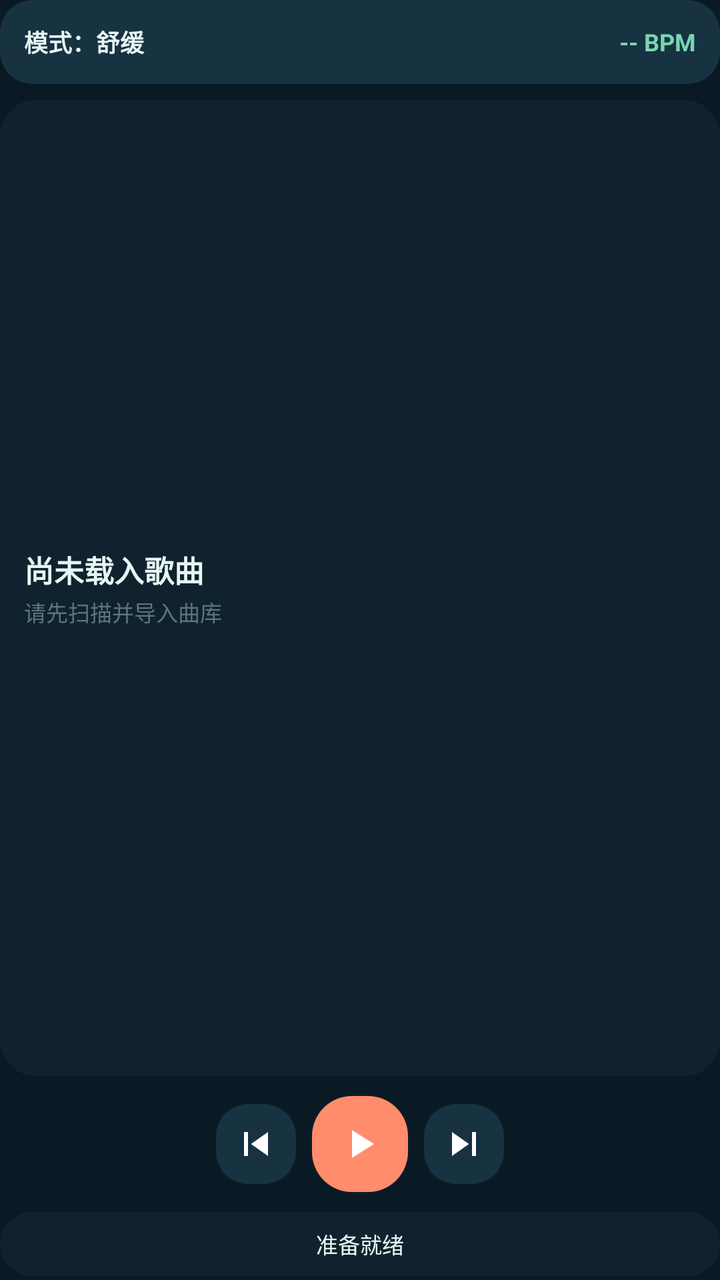
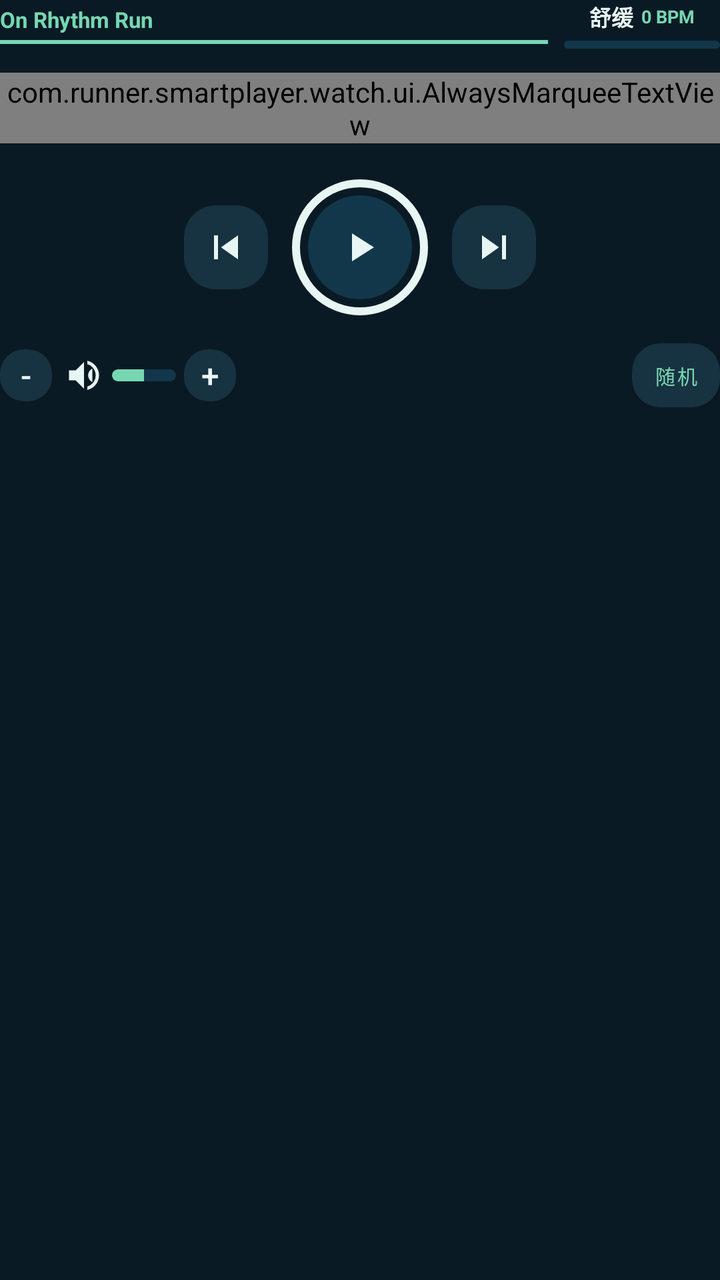

The first picture is an Android layout as it rendered before a commit; the second is the same layout after the commit. The layout source and the unified diff follow.
<!-- AndroidManifest.xml: application theme Theme.RunnerSmartPlayer -->
<!-- res/layout/fragment_player.xml -->
<?xml version="1.0" encoding="utf-8"?>
<LinearLayout xmlns:android="http://schemas.android.com/apk/res/android"
    xmlns:app="http://schemas.android.com/apk/res-auto"
    android:layout_width="match_parent"
    android:layout_height="match_parent"
    android:gravity="center_horizontal"
    android:orientation="vertical"
    android:paddingBottom="2dp">

    <com.google.android.material.card.MaterialCardView
        android:layout_width="match_parent"
        android:layout_height="42dp"
        app:cardBackgroundColor="@color/surface_alt"
        app:cardCornerRadius="16dp">

        <LinearLayout
            android:layout_width="match_parent"
            android:layout_height="match_parent"
            android:gravity="center_vertical"
            android:orientation="horizontal"
            android:paddingHorizontal="12dp">

            <TextView
                android:id="@+id/modeLabel"
                android:layout_width="0dp"
                android:layout_height="wrap_content"
                android:layout_weight="1"
                android:text="@string/mode_calm"
                android:textColor="@color/foam"
                android:textSize="12sp"
                android:textStyle="bold" />

            <TextView
                android:id="@+id/heartRateValue"
                android:layout_width="wrap_content"
                android:layout_height="wrap_content"
                android:text="@string/placeholder_bpm"
                android:textColor="@color/mint"
                android:textSize="12sp"
                android:textStyle="bold" />
        </LinearLayout>
    </com.google.android.material.card.MaterialCardView>

    <LinearLayout
        android:layout_width="match_parent"
        android:layout_height="0dp"
        android:layout_marginTop="8dp"
        android:layout_weight="1"
        android:background="@drawable/player_panel_background"
        android:gravity="center_vertical"
        android:orientation="vertical"
        android:paddingHorizontal="12dp"
        android:paddingVertical="8dp">

        <TextView
            android:id="@+id/trackTitle"
            android:layout_width="match_parent"
            android:layout_height="wrap_content"
            android:ellipsize="end"
            android:maxLines="1"
            android:text="@string/no_song_loaded"
            android:textColor="@color/foam"
            android:textSize="15sp"
            android:textStyle="bold" />

        <TextView
            android:id="@+id/trackArtist"
            android:layout_width="match_parent"
            android:layout_height="wrap_content"
            android:layout_marginTop="2dp"
            android:ellipsize="end"
            android:maxLines="1"
            android:text="@string/scan_library_hint"
            android:textColor="@color/slate"
            android:textSize="11sp" />
    </LinearLayout>

    <LinearLayout
        android:layout_width="wrap_content"
        android:layout_height="wrap_content"
        android:layout_marginTop="10dp"
        android:gravity="center"
        android:orientation="horizontal">

        <ImageButton
            android:id="@+id/previousButton"
            android:layout_width="40dp"
            android:layout_height="40dp"
            android:layout_marginEnd="8dp"
            android:background="@drawable/control_button_secondary"
            android:contentDescription="@string/previous"
            android:padding="10dp"
            android:src="@drawable/ic_skip_previous" />

        <ImageButton
            android:id="@+id/playPauseButton"
            android:layout_width="48dp"
            android:layout_height="48dp"
            android:background="@drawable/control_button_primary"
            android:contentDescription="@string/play_pause"
            android:padding="13dp"
            android:src="@drawable/ic_play" />

        <ImageButton
            android:id="@+id/nextButton"
            android:layout_width="40dp"
            android:layout_height="40dp"
            android:layout_marginStart="8dp"
            android:background="@drawable/control_button_secondary"
            android:contentDescription="@string/next"
            android:padding="10dp"
            android:src="@drawable/ic_skip_next" />
    </LinearLayout>

    <TextView
        android:id="@+id/statusMessage"
        android:layout_width="match_parent"
        android:layout_height="32dp"
        android:layout_marginTop="10dp"
        android:background="@drawable/player_panel_background"
        android:gravity="center"
        android:ellipsize="end"
        android:maxLines="1"
        android:paddingHorizontal="12dp"
        android:text="@string/status_ready"
        android:textColor="@color/foam"
        android:textSize="11sp" />

</LinearLayout>
<!-- resources referenced by this layout -->
<resources>
  <color name="foam">#E8F6F3</color>
  <color name="mint">#77D6B2</color>
  <color name="slate">#5E7482</color>
  <color name="surface_alt">#173241</color>
  <!-- drawable control_button_primary (drawable) -->
  <shape xmlns:android="http://schemas.android.com/apk/res/android"
      android:shape="rectangle">
      <solid android:color="@color/salmon" />
      <corners android:radius="20dp" />
  </shape>
  <!-- drawable control_button_secondary (drawable) -->
  <shape xmlns:android="http://schemas.android.com/apk/res/android"
      android:shape="rectangle">
      <solid android:color="@color/surface_alt" />
      <corners android:radius="16dp" />
  </shape>
  <!-- drawable ic_play (drawable) -->
  <vector xmlns:android="http://schemas.android.com/apk/res/android"
      android:width="24dp"
      android:height="24dp"
      android:viewportWidth="24"
      android:viewportHeight="24">
      <path
          android:fillColor="@android:color/white"
          android:pathData="M8,5v14l11,-7z" />
  </vector>
  <!-- drawable ic_skip_next (drawable) -->
  <vector xmlns:android="http://schemas.android.com/apk/res/android"
      android:width="24dp"
      android:height="24dp"
      android:viewportWidth="24"
      android:viewportHeight="24">
      <path
          android:fillColor="@android:color/white"
          android:pathData="M6,6l8.5,6L6,18zM16,6h2v12h-2z" />
  </vector>
  <!-- drawable player_panel_background (drawable) -->
  <shape xmlns:android="http://schemas.android.com/apk/res/android"
      android:shape="rectangle">
      <solid android:color="@color/surface" />
      <corners android:radius="18dp" />
  </shape>
  <string name="mode_calm">模式：舒缓</string>
  <string name="next">下一首</string>
  <string name="no_song_loaded">尚未载入歌曲</string>
  <string name="placeholder_bpm">-- BPM</string>
  <string name="play_pause">播放 / 暂停</string>
  <string name="previous">上一首</string>
  <string name="scan_library_hint">请先扫描并导入曲库</string>
  <string name="status_ready">准备就绪</string>
  <color name="salmon">#FF8C6B</color>
  <color name="surface">#10222E</color>
  <color name="ocean">#12374B</color>
  <color name="midnight">#0A1A24</color>
  <!-- unchanged entries left out for length: 2 -->
</resources>

<!-- the commit's change to res/layout/fragment_player.xml (unified diff, before → after) -->
@@ -1,129 +1,320 @@
 <?xml version="1.0" encoding="utf-8"?>
-<LinearLayout xmlns:android="http://schemas.android.com/apk/res/android"
+<FrameLayout xmlns:android="http://schemas.android.com/apk/res/android"
     xmlns:app="http://schemas.android.com/apk/res-auto"
     android:layout_width="match_parent"
-    android:layout_height="match_parent"
-    android:gravity="center_horizontal"
-    android:orientation="vertical"
-    android:paddingBottom="2dp">
-
-    <com.google.android.material.card.MaterialCardView
+    android:layout_height="match_parent">
+
+    <LinearLayout
         android:layout_width="match_parent"
-        android:layout_height="42dp"
-        app:cardBackgroundColor="@color/surface_alt"
-        app:cardCornerRadius="16dp">
+        android:layout_height="match_parent"
+        android:orientation="vertical">
 
         <LinearLayout
             android:layout_width="match_parent"
-            android:layout_height="match_parent"
+            android:layout_height="wrap_content"
             android:gravity="center_vertical"
-            android:orientation="horizontal"
-            android:paddingHorizontal="12dp">
-
-            <TextView
-                android:id="@+id/modeLabel"
+            android:orientation="horizontal">
+
+            <LinearLayout
                 android:layout_width="0dp"
                 android:layout_height="wrap_content"
                 android:layout_weight="1"
-                android:text="@string/mode_calm"
-                android:textColor="@color/foam"
-                android:textSize="12sp"
-                android:textStyle="bold" />
-
-            <TextView
-                android:id="@+id/heartRateValue"
+                android:layout_marginEnd="8dp"
+                android:orientation="vertical">
+
+                <TextView
+                    android:id="@+id/brandTitle"
+                    android:layout_width="wrap_content"
+                    android:layout_height="wrap_content"
+                    android:ellipsize="end"
+                    android:maxLines="1"
+                    android:text="@string/brand_title"
+                    android:textColor="@color/mint"
+                    android:textSize="11sp"
+                    android:textStyle="bold" />
+
+                <View
+                    android:layout_width="match_parent"
+                    android:layout_height="2dp"
+                    android:layout_marginTop="3dp"
+                    android:background="@color/mint" />
+            </LinearLayout>
+
+            <LinearLayout
+                android:layout_width="78dp"
+                android:layout_height="wrap_content"
+                android:orientation="vertical">
+
+                <LinearLayout
+                    android:layout_width="match_parent"
+                    android:layout_height="wrap_content"
+                    android:gravity="center"
+                    android:orientation="horizontal">
+
+                    <TextView
+                        android:id="@+id/currentModeValue"
+                        android:layout_width="wrap_content"
+                        android:layout_height="wrap_content"
+                        android:text="@string/label_calm"
+                        android:textColor="@color/foam"
+                        android:textSize="11sp"
+                        android:textStyle="bold" />
+
+                    <TextView
+                        android:id="@+id/currentBpmValue"
+                        android:layout_width="wrap_content"
+                        android:layout_height="wrap_content"
+                        android:layout_marginStart="4dp"
+                        android:text="@string/zero_bpm"
+                        android:textColor="@color/mint"
+                        android:textSize="9sp"
+                        android:textStyle="bold" />
+                </LinearLayout>
+
+                <ProgressBar
+                    android:id="@+id/bpmProgressBar"
+                    style="?android:attr/progressBarStyleHorizontal"
+                    android:layout_width="match_parent"
+                    android:layout_height="4dp"
+                    android:layout_marginTop="4dp"
+                    android:max="100"
+                    android:progress="0"
+                    android:progressDrawable="@drawable/compact_progress_drawable" />
+            </LinearLayout>
+        </LinearLayout>
+
+        <com.runner.smartplayer.watch.ui.AlwaysMarqueeTextView
+            android:id="@+id/displayTitle"
+            android:layout_width="match_parent"
+            android:layout_height="wrap_content"
+            android:layout_marginTop="12dp"
+            android:ellipsize="marquee"
+            android:marqueeRepeatLimit="marquee_forever"
+            android:maxLines="1"
+            android:requiresFadingEdge="horizontal"
+            android:scrollHorizontally="true"
+            android:singleLine="true"
+            android:text="@string/track_not_ready"
+            android:textColor="@color/foam"
+            android:textSize="18sp"
+            android:textStyle="bold" />
+
+        <LinearLayout
+            android:layout_width="match_parent"
+            android:layout_height="wrap_content"
+            android:layout_marginTop="18dp"
+            android:gravity="center"
+            android:orientation="horizontal">
+
+            <ImageButton
+                android:id="@+id/previousButton"
+                android:layout_width="42dp"
+                android:layout_height="42dp"
+                android:background="@drawable/control_button_secondary"
+                android:contentDescription="@string/previous"
+                android:padding="10dp"
+                android:src="@drawable/ic_skip_previous"
+                app:tint="@color/foam" />
+
+            <FrameLayout
+                android:layout_width="68dp"
+                android:layout_height="68dp"
+                android:layout_marginHorizontal="12dp">
+
+                <com.google.android.material.progressindicator.CircularProgressIndicator
+                    android:id="@+id/playProgressRing"
+                    android:layout_width="68dp"
+                    android:layout_height="68dp"
+                    android:layout_gravity="center"
+                    android:max="100"
+                    android:progress="0"
+                    app:indicatorColor="@color/mint"
+                    app:indicatorSize="68dp"
+                    app:indicatorTrackGapSize="0dp"
+                    app:trackColor="@color/foam"
+                    app:trackThickness="4dp" />
+
+                <ImageButton
+                    android:id="@+id/playPauseButton"
+                    android:layout_width="52dp"
+                    android:layout_height="52dp"
+                    android:layout_gravity="center"
+                    android:background="@drawable/control_button_primary"
+                    android:contentDescription="@string/play_pause"
+                    android:padding="13dp"
+                    android:src="@drawable/ic_play"
+                    app:tint="@color/foam" />
+            </FrameLayout>
+
+            <ImageButton
+                android:id="@+id/nextButton"
+                android:layout_width="42dp"
+                android:layout_height="42dp"
+                android:background="@drawable/control_button_secondary"
+                android:contentDescription="@string/next"
+                android:padding="10dp"
+                android:src="@drawable/ic_skip_next"
+                app:tint="@color/foam" />
+        </LinearLayout>
+
+        <LinearLayout
+            android:layout_width="match_parent"
+            android:layout_height="wrap_content"
+            android:layout_marginTop="14dp"
+            android:gravity="center_vertical"
+            android:orientation="horizontal">
+
+            <LinearLayout
                 android:layout_width="wrap_content"
                 android:layout_height="wrap_content"
-                android:text="@string/placeholder_bpm"
+                android:gravity="center_vertical"
+                android:orientation="horizontal">
+
+                <com.google.android.material.button.MaterialButton
+                    android:id="@+id/volumeDownButton"
+                    style="@style/Widget.MaterialComponents.Button"
+                    android:layout_width="26dp"
+                    android:layout_height="26dp"
+                    android:insetTop="0dp"
+                    android:insetBottom="0dp"
+                    android:minWidth="0dp"
+                    android:padding="0dp"
+                    android:text="-"
+                    android:textAllCaps="false"
+                    android:textColor="@color/foam"
+                    android:textSize="16sp"
+                    app:backgroundTint="@color/surface_alt"
+                    app:cornerRadius="12dp" />
+
+                <ImageView
+                    android:id="@+id/volumeIcon"
+                    android:layout_width="20dp"
+                    android:layout_height="20dp"
+                    android:layout_marginStart="6dp"
+                    android:contentDescription="@string/volume_icon"
+                    android:src="@drawable/ic_volume" />
+
+                <ProgressBar
+                    android:id="@+id/volumeProgressBar"
+                    style="?android:attr/progressBarStyleHorizontal"
+                    android:layout_width="32dp"
+                    android:layout_height="6dp"
+                    android:layout_marginStart="4dp"
+                    android:max="100"
+                    android:progress="50"
+                    android:progressDrawable="@drawable/compact_progress_drawable" />
+
+                <com.google.android.material.button.MaterialButton
+                    android:id="@+id/volumeUpButton"
+                    style="@style/Widget.MaterialComponents.Button"
+                    android:layout_width="26dp"
+                    android:layout_height="26dp"
+                    android:layout_marginStart="4dp"
+                    android:insetTop="0dp"
+                    android:insetBottom="0dp"
+                    android:minWidth="0dp"
+                    android:padding="0dp"
+                    android:text="+"
+                    android:textAllCaps="false"
+                    android:textColor="@color/foam"
+                    android:textSize="16sp"
+                    app:backgroundTint="@color/surface_alt"
+                    app:cornerRadius="12dp" />
+            </LinearLayout>
+
+            <Space
+                android:layout_width="0dp"
+                android:layout_height="1dp"
+                android:layout_weight="1" />
+
+            <com.google.android.material.button.MaterialButton
+                android:id="@+id/queueModeButton"
+                style="@style/Widget.MaterialComponents.Button"
+                android:layout_width="44dp"
+                android:layout_height="32dp"
+                android:insetTop="0dp"
+                android:insetBottom="0dp"
+                android:minWidth="0dp"
+                android:paddingHorizontal="4dp"
+                android:text="@string/queue_mode_shuffle"
+                android:textAllCaps="false"
                 android:textColor="@color/mint"
-                android:textSize="12sp"
-                android:textStyle="bold" />
+                android:textSize="10sp"
+                app:backgroundTint="@color/surface_alt"
+                app:cornerRadius="14dp" />
         </LinearLayout>
-    </com.google.android.material.card.MaterialCardView>
-
-    <LinearLayout
+    </LinearLayout>
+
+    <FrameLayout
+        android:id="@+id/playlistOverlay"
         android:layout_width="match_parent"
-        android:layout_height="0dp"
-        android:layout_marginTop="8dp"
-        android:layout_weight="1"
-        android:background="@drawable/player_panel_background"
-        android:gravity="center_vertical"
-        android:orientation="vertical"
-        android:paddingHorizontal="12dp"
-        android:paddingVertical="8dp">
-
-        <TextView
-            android:id="@+id/trackTitle"
-            android:layout_width="match_parent"
-            android:layout_height="wrap_content"
-            android:ellipsize="end"
-            android:maxLines="1"
-            android:text="@string/no_song_loaded"
-            android:textColor="@color/foam"
-            android:textSize="15sp"
-            android:textStyle="bold" />
-
-        <TextView
-            android:id="@+id/trackArtist"
-            android:layout_width="match_parent"
-            android:layout_height="wrap_content"
-            android:layout_marginTop="2dp"
-            android:ellipsize="end"
-            android:maxLines="1"
-            android:text="@string/scan_library_hint"
-            android:textColor="@color/slate"
-            android:textSize="11sp" />
-    </LinearLayout>
-
-    <LinearLayout
-        android:layout_width="wrap_content"
-        android:layout_height="wrap_content"
-        android:layout_marginTop="10dp"
-        android:gravity="center"
-        android:orientation="horizontal">
-
-        <ImageButton
-            android:id="@+id/previousButton"
-            android:layout_width="40dp"
-            android:layout_height="40dp"
-            android:layout_marginEnd="8dp"
-            android:background="@drawable/control_button_secondary"
-            android:contentDescription="@string/previous"
-            android:padding="10dp"
-            android:src="@drawable/ic_skip_previous" />
-
-        <ImageButton
-            android:id="@+id/playPauseButton"
-            android:layout_width="48dp"
-            android:layout_height="48dp"
-            android:background="@drawable/control_button_primary"
-            android:contentDescription="@string/play_pause"
-            android:padding="13dp"
-            android:src="@drawable/ic_play" />
-
-        <ImageButton
-            android:id="@+id/nextButton"
-            android:layout_width="40dp"
-            android:layout_height="40dp"
-            android:layout_marginStart="8dp"
-            android:background="@drawable/control_button_secondary"
-            android:contentDescription="@string/next"
-            android:padding="10dp"
-            android:src="@drawable/ic_skip_next" />
-    </LinearLayout>
-
-    <TextView
-        android:id="@+id/statusMessage"
-        android:layout_width="match_parent"
-        android:layout_height="32dp"
-        android:layout_marginTop="10dp"
-        android:background="@drawable/player_panel_background"
-        android:gravity="center"
-        android:ellipsize="end"
-        android:maxLines="1"
-        android:paddingHorizontal="12dp"
-        android:text="@string/status_ready"
-        android:textColor="@color/foam"
-        android:textSize="11sp" />
-
-</LinearLayout>
+        android:layout_height="match_parent"
+        android:background="#B30A1A24"
+        android:clickable="true"
+        android:contentDescription="@string/close_playlist"
+        android:focusable="true"
+        android:visibility="gone">
+
+        <com.google.android.material.card.MaterialCardView
+            android:id="@+id/playlistCard"
+            android:layout_width="match_parent"
+            android:layout_height="wrap_content"
+            android:layout_gravity="center"
+            android:layout_marginHorizontal="10dp"
+            app:cardBackgroundColor="@color/surface_alt"
+            app:cardCornerRadius="18dp">
+
+            <LinearLayout
+                android:layout_width="match_parent"
+                android:layout_height="wrap_content"
+                android:orientation="vertical"
+                android:padding="12dp">
+
+                <LinearLayout
+                    android:layout_width="match_parent"
+                    android:layout_height="wrap_content"
+                    android:gravity="center_vertical"
+                    android:orientation="horizontal">
+
+                    <TextView
+                        android:layout_width="0dp"
+                        android:layout_height="wrap_content"
+                        android:layout_weight="1"
+                        android:text="@string/playlist_title"
+                        android:textColor="@color/foam"
+                        android:textSize="14sp"
+                        android:textStyle="bold" />
+
+                    <ImageButton
+                        android:id="@+id/closePlaylistButton"
+                        android:layout_width="28dp"
+                        android:layout_height="28dp"
+                        android:background="@drawable/control_button_secondary"
+                        android:contentDescription="@string/close_playlist"
+                        android:padding="6dp"
+                        android:src="@drawable/ic_close"
+                        app:tint="@color/foam" />
+                </LinearLayout>
+
+                <androidx.recyclerview.widget.RecyclerView
+                    android:id="@+id/playlistRecyclerView"
+                    android:layout_width="match_parent"
+                    android:layout_height="180dp"
+                    android:layout_marginTop="10dp"
+                    android:overScrollMode="never" />
+
+                <TextView
+                    android:id="@+id/playlistEmptyView"
+                    android:layout_width="match_parent"
+                    android:layout_height="wrap_content"
+                    android:layout_marginTop="12dp"
+                    android:gravity="center"
+                    android:text="@string/playlist_empty"
+                    android:textColor="@color/slate"
+                    android:textSize="12sp"
+                    android:visibility="gone" />
+            </LinearLayout>
+        </com.google.android.material.card.MaterialCardView>
+    </FrameLayout>
+
+</FrameLayout>
<!-- resource entries referenced after the edit -->
@@ -4,11 +4,28 @@
   <color name="mint">#77D6B2</color>
   <color name="slate">#5E7482</color>
   <color name="surface_alt">#173241</color>
+  <!-- drawable compact_progress_drawable (drawable) -->
+  <layer-list xmlns:android="http://schemas.android.com/apk/res/android">
+      <item android:id="@android:id/background">
+          <shape android:shape="rectangle">
+              <solid android:color="@color/ocean" />
+              <corners android:radius="999dp" />
+          </shape>
+      </item>
+  
+      <item android:id="@android:id/progress">
+          <clip>
+              <shape android:shape="rectangle">
+                  <solid android:color="@color/mint" />
+                  <corners android:radius="999dp" />
+              </shape>
+          </clip>
+      </item>
+  </layer-list>
   <!-- drawable control_button_primary (drawable) -->
   <shape xmlns:android="http://schemas.android.com/apk/res/android"
-      android:shape="rectangle">
-      <solid android:color="@color/salmon" />
-      <corners android:radius="20dp" />
+      android:shape="oval">
+      <solid android:color="@color/ocean" />
   </shape>
   <!-- drawable control_button_secondary (drawable) -->
   <shape xmlns:android="http://schemas.android.com/apk/res/android"
@@ -16,6 +33,17 @@
       <solid android:color="@color/surface_alt" />
       <corners android:radius="16dp" />
   </shape>
+  <!-- drawable ic_close (drawable) -->
+  <?xml version="1.0" encoding="utf-8"?>
+  <vector xmlns:android="http://schemas.android.com/apk/res/android"
+      android:width="24dp"
+      android:height="24dp"
+      android:viewportWidth="24"
+      android:viewportHeight="24">
+      <path
+          android:fillColor="#FFFFFFFF"
+          android:pathData="M18.3,5.71L12,12.01L5.7,5.71L4.29,7.12L10.59,13.42L4.29,19.71L5.7,21.12L12,14.83L18.3,21.12L19.71,19.71L13.41,13.42L19.71,7.12Z" />
+  </vector>
   <!-- drawable ic_play (drawable) -->
   <vector xmlns:android="http://schemas.android.com/apk/res/android"
       android:width="24dp"
@@ -36,22 +64,35 @@
           android:fillColor="@android:color/white"
           android:pathData="M6,6l8.5,6L6,18zM16,6h2v12h-2z" />
   </vector>
-  <!-- drawable player_panel_background (drawable) -->
-  <shape xmlns:android="http://schemas.android.com/apk/res/android"
-      android:shape="rectangle">
-      <solid android:color="@color/surface" />
-      <corners android:radius="18dp" />
-  </shape>
-  <string name="mode_calm">模式：舒缓</string>
+  <!-- drawable ic_volume (drawable) -->
+  <vector xmlns:android="http://schemas.android.com/apk/res/android"
+      android:width="24dp"
+      android:height="24dp"
+      android:viewportWidth="24"
+      android:viewportHeight="24">
+      <path
+          android:fillColor="@color/foam"
+          android:pathData="M3,9v6h4l5,5V4L7,9H3z" />
+      <path
+          android:fillColor="@color/foam"
+          android:pathData="M14.5,12c0,-1.77 1.02,-3.29 2.5,-4.03v8.05c-1.48,-0.73 -2.5,-2.25 -2.5,-4.02z" />
+      <path
+          android:fillColor="@color/foam"
+          android:pathData="M14,3.23v2.06c2.89,0.86 5,3.54 5,6.71s-2.11,5.85 -5,6.71v2.06c4.01,-0.91 7,-4.49 7,-8.77s-2.99,-7.86 -7,-8.77z" />
+  </vector>
+  <string name="brand_title">On Rhythm Run</string>
+  <string name="close_playlist">关闭播放列表</string>
+  <string name="label_calm">舒缓</string>
   <string name="next">下一首</string>
-  <string name="no_song_loaded">尚未载入歌曲</string>
-  <string name="placeholder_bpm">-- BPM</string>
   <string name="play_pause">播放 / 暂停</string>
+  <string name="playlist_empty">当前曲库为空</string>
+  <string name="playlist_title">播放列表</string>
   <string name="previous">上一首</string>
-  <string name="scan_library_hint">请先扫描并导入曲库</string>
-  <string name="status_ready">准备就绪</string>
+  <string name="queue_mode_shuffle">随机</string>
+  <string name="track_not_ready">尚未载入歌曲</string>
+  <string name="volume_icon">音量</string>
+  <string name="zero_bpm">0 BPM</string>
   <color name="salmon">#FF8C6B</color>
-  <color name="surface">#10222E</color>
   <color name="ocean">#12374B</color>
   <color name="midnight">#0A1A24</color>
   <!-- unchanged entries left out for length: 2 -->
